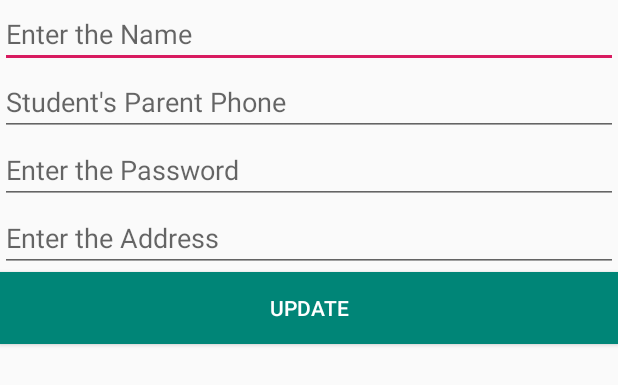
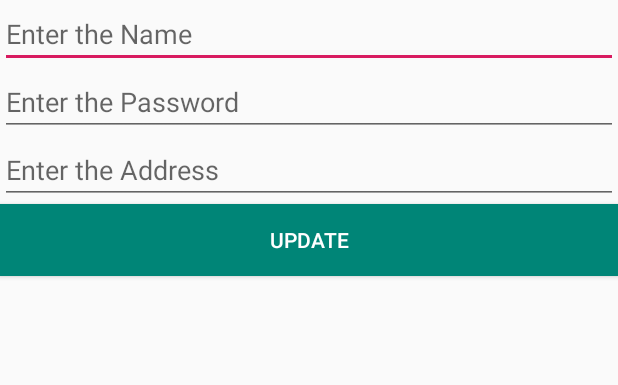
Before and after one commit to shub-naik/UpdatedSmartSchoolApp, an Android app: the layout update_student_dialog.xml on its own in the app's theme, with its tools: preview values and no code run, on a phone screen of 412 x 824 dp. Shown: the top 385 px of the screen. Run offline under Robolectric (Android 15) with nearby library versions, the phone set to English and light mode, and no system bars.

Commit message:
Full Backend Functional With Update Student

```diff
--- a/app/src/main/res/layout/update_student_dialog.xml
+++ b/app/src/main/res/layout/update_student_dialog.xml
@@ -11,12 +11,6 @@
         android:hint="Enter the Name" />
 
     <EditText
-        android:id="@+id/UpdateAlertDialogPhone"
-        android:layout_width="match_parent"
-        android:layout_height="wrap_content"
-        android:hint="Student's Parent Phone" />
-
-    <EditText
         android:id="@+id/UpdateAlertDialogPassword"
         android:layout_width="match_parent"
         android:layout_height="wrap_content"
@@ -26,8 +20,7 @@
         android:id="@+id/UpdateAlertDialogAddress"
         android:layout_width="match_parent"
         android:layout_height="wrap_content"
-        android:hint="Enter the Address"
-        android:inputType="textPassword" />
+        android:hint="Enter the Address" />
 
     <Button
         android:id="@+id/UpdateStudentButton"
```
Also changed, not shown: app/src/main/java/com/pragyatitsolutions/SchoolManagement/UpdateStudent.java (+10 -5 lines).
